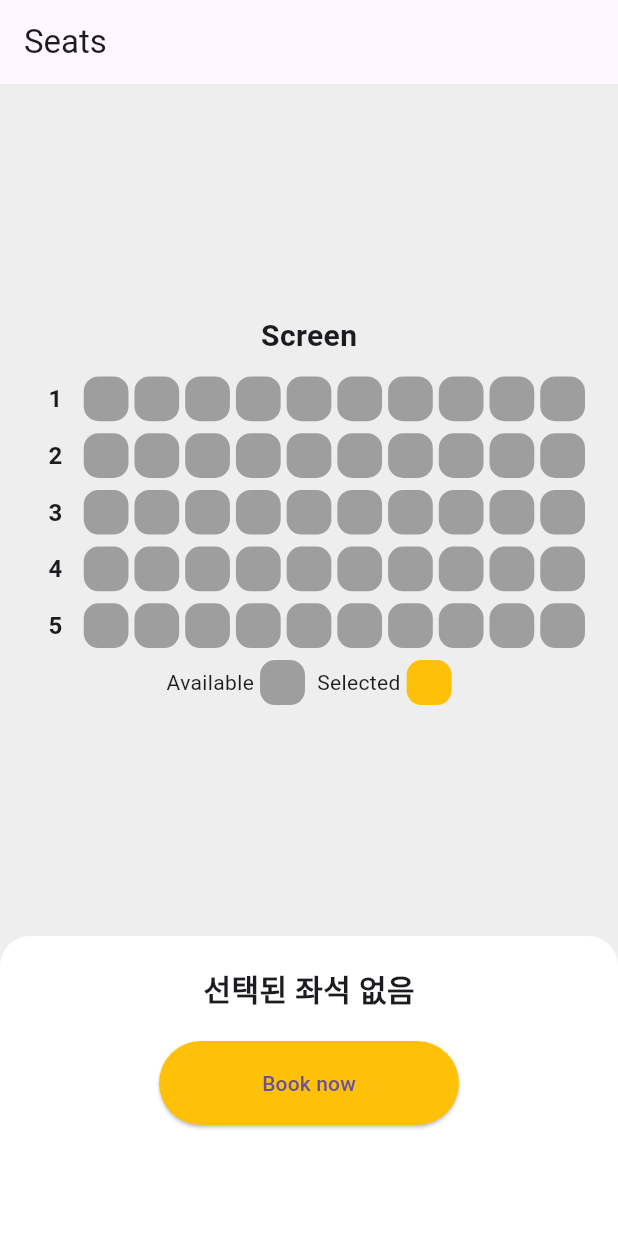
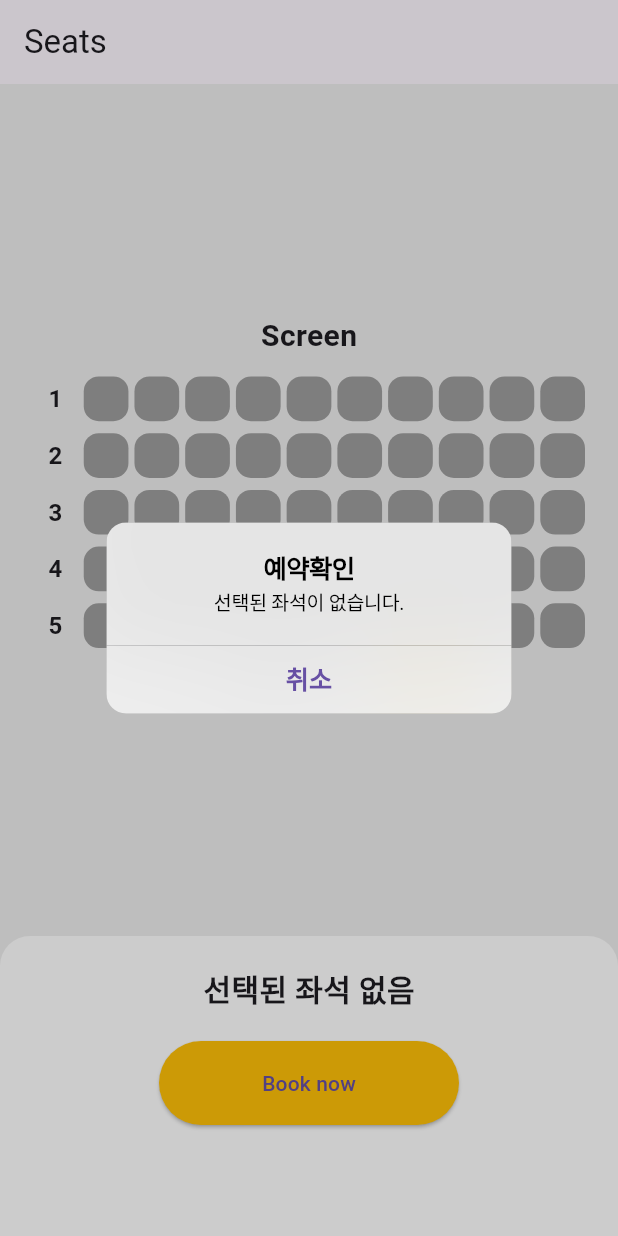
Before and after one commit to wackyturtle/flutter_seat_app, a Flutter app: the screen it shows after launch, after a tap on "Book now", on a phone screen of 412 x 824 dp. Run offline on Flutter 3.47's test engine with Material 3 defaults, Android fonts, the phone set to English and light mode, and no system bars.

Commit message:
update_all

```diff
--- a/lib/main.dart
+++ b/lib/main.dart
@@ -21,12 +21,27 @@ class SeatPage extends StatefulWidget {
 }
 
 class _SeatPageState extends State<SeatPage> {
+  int? selectedRow;
+  int? selectedCol;
+
+  void onSelected(int row, int col) {
+    setState(() {
+      selectedRow = row;
+      selectedCol = col;
+    });
+  }
+
   @override
   Widget build(BuildContext context) {
     return Scaffold(
       appBar: AppBar(title: Text('Seats')),
       backgroundColor: Colors.grey[200],
-      body: Column(children: [SeatSelectBox(), SeatBottom()]),
+      body: Column(
+        children: [
+          SeatSelectBox(selectedCol, selectedRow, onSelected),
+          SeatBottom(selectedCol, selectedRow),
+        ],
+      ),
     );
   }
 }
--- a/lib/seat_bottom.dart
+++ b/lib/seat_bottom.dart
@@ -1,6 +1,12 @@
+import 'package:flutter/cupertino.dart';
 import 'package:flutter/material.dart';
 
 class SeatBottom extends StatelessWidget {
+  SeatBottom(this.selectedCol, this.selectedRow);
+
+  int? selectedRow;
+  int? selectedCol;
+
   @override
   Widget build(BuildContext context) {
     return Container(
@@ -14,7 +20,9 @@ class SeatBottom extends StatelessWidget {
         children: [
           SizedBox(height: 20),
           Text(
-            '선택된 좌석 없음',
+            selectedRow == null && selectedCol == null
+                ? '선택된 좌석 없음'
+                : '$selectedRow - $selectedCol',
             style: TextStyle(fontSize: 20, fontWeight: FontWeight.bold),
           ),
           SizedBox(height: 20),
@@ -22,7 +30,52 @@ class SeatBottom extends StatelessWidget {
             height: 56,
             width: 200,
             child: ElevatedButton(
-              onPressed: () {},
+              onPressed: () {
+                if (selectedRow == null && selectedCol == null) {
+                  showCupertinoDialog(
+                    context: context,
+                    builder: (context) {
+                      return CupertinoAlertDialog(
+                        title: Text('예약확인'),
+                        content: Text('선택된 좌석이 없습니다.'),
+                        actions: [
+                          CupertinoDialogAction(
+                            isDefaultAction: true,
+                            onPressed: () {
+                              Navigator.of(context).pop();
+                            },
+                            child: Text('취소'),
+                          ),
+                        ],
+                      );
+                    },
+                  );
+                } else {
+                  showCupertinoDialog(
+                    context: context,
+                    builder: (context) {
+                      return CupertinoAlertDialog(
+                        title: Text('예약확인'),
+                        content: Text('예매하시겠습니까?'),
+                        actions: [
+                          CupertinoDialogAction(
+                            isDefaultAction: true,
+                            onPressed: () {
+                              Navigator.of(context).pop();
+                            },
+                            child: Text('취소'),
+                          ),
+                          CupertinoDialogAction(
+                            isDestructiveAction: true,
+                            onPressed: () {},
+                            child: Text('확인'),
+                          ),
+                        ],
+                      );
+                    },
+                  );
+                }
+              },
               child: Text('Book now'),
               style: ElevatedButton.styleFrom(backgroundColor: Colors.amber),
             ),
--- a/lib/seat_select_box.dart
+++ b/lib/seat_select_box.dart
@@ -1,6 +1,12 @@
 import 'package:flutter/material.dart';
 
 class SeatSelectBox extends StatelessWidget {
+  SeatSelectBox(this.selectedCol, this.selectedRow, this.onSelected);
+
+  int? selectedRow;
+  int? selectedCol;
+  void Function(int row, int col) onSelected;
+
   @override
   Widget build(BuildContext context) {
     return Expanded(
@@ -65,31 +71,38 @@ class SeatSelectBox extends StatelessWidget {
               ),
             ),
           ),
-          seat(),
-          seat(),
-          seat(),
-          seat(),
-          seat(),
-          seat(),
-          seat(),
-          seat(),
-          seat(),
-          seat(),
+          seat(rowNum, 1),
+          seat(rowNum, 2),
+          seat(rowNum, 3),
+          seat(rowNum, 4),
+          seat(rowNum, 5),
+          seat(rowNum, 6),
+          seat(rowNum, 7),
+          seat(rowNum, 8),
+          seat(rowNum, 9),
+          seat(rowNum, 10),
         ],
       ),
     );
   }
 
-  Widget seat() {
+  Widget seat(int rowNum, int colNum) {
     return Expanded(
       child: Padding(
         padding: const EdgeInsets.symmetric(horizontal: 2),
-        child: AspectRatio(
-          aspectRatio: 1,
-          child: Container(
-            decoration: BoxDecoration(
-              color: Colors.grey,
-              borderRadius: BorderRadius.circular(10),
+        child: GestureDetector(
+          onTap: () {
+            onSelected(rowNum, colNum);
+          },
+          child: AspectRatio(
+            aspectRatio: 1,
+            child: Container(
+              decoration: BoxDecoration(
+                color: rowNum == selectedRow && colNum == selectedCol
+                    ? Colors.amber
+                    : Colors.grey,
+                borderRadius: BorderRadius.circular(10),
+              ),
             ),
           ),
         ),
```
